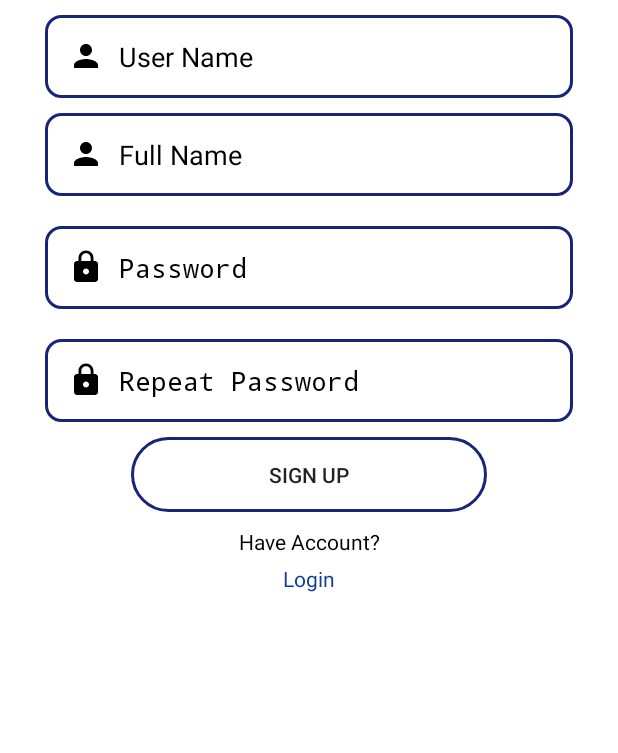
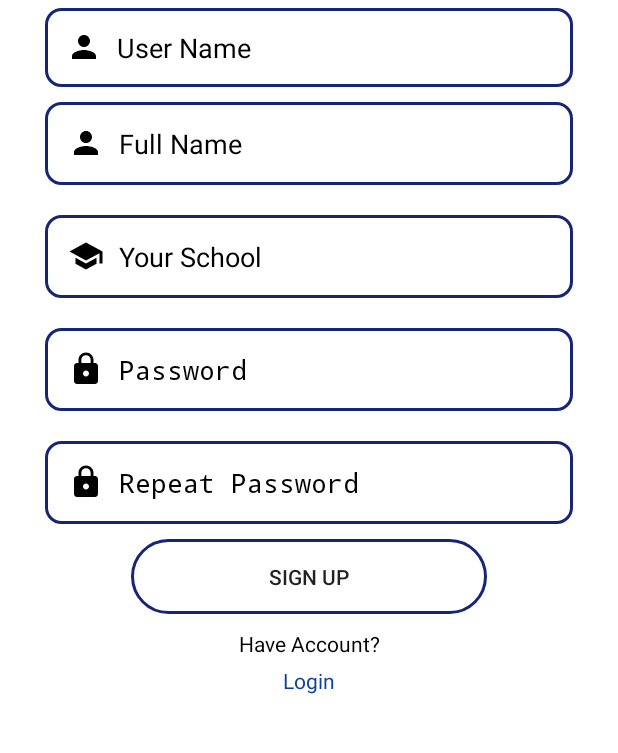
Before and after one commit to ifirmawan/android-studio-aplikasi-belajar-bahasa-inggris, an Android app: the RegisterActivity screen opened directly, with no data from a screen before it, after a tap on "SIGN UP", on a phone screen of 412 x 824 dp, the part 180-933 px from its top. Run offline under Robolectric (Android 15) with nearby library versions, the phone set to English and light mode, and no system bars; our stand-ins replace Volley; network calls fail.

Commit message:
update register

```diff
--- a/app/src/main/java/com/example/derysudrajat/appsbbi/Quiz/HasilQuiz.java
+++ b/app/src/main/java/com/example/derysudrajat/appsbbi/Quiz/HasilQuiz.java
@@ -34,7 +34,7 @@ public class HasilQuiz extends AppCompatActivity {
     private TextView tvHighscore, tvPenjelasan, tvHome,tvIncorrect,tvCorrect;
 
     private int highscore;
-    private final  String URL_SEND_HIGHSCORE = "http://192.168.43.80/bbi/send_highscore.php";
+    private final  String URL_SEND_HIGHSCORE = "http://bbi.rendyandriyanto.com/send_highscore.php";
     ProgressDialog progressDialog ;
 
     @Override
--- a/app/src/main/java/com/example/derysudrajat/appsbbi/Quiz/Model/User.java
+++ b/app/src/main/java/com/example/derysudrajat/appsbbi/Quiz/Model/User.java
@@ -1,15 +1,16 @@
 package com.example.derysudrajat.appsbbi.Quiz.Model;
 
 public class User {
-    private String username, password, nama,user_id;
+    private String username, password, nama,user_id, asal_sekolah;
 
     public User() {
         }
 
-    public User(String username, String password, String nama) {
+    public User(String username, String password, String nama, String asal_sekolah) {
         this.username = username;
         this.password = password;
         this.nama = nama;
+        this.asal_sekolah = asal_sekolah;
     }
     public User(String username, String password) {
         this.username = username;
@@ -47,4 +48,12 @@ public class User {
     public void setUserID(String user_id) {
         this.user_id = user_id;
     }
+
+    public String getAsal_sekolah() {
+        return asal_sekolah;
+    }
+
+    public void setAsal_sekolah(String asal_sekolah) {
+        this.asal_sekolah = asal_sekolah;
+    }
 }
--- a/app/src/main/java/com/example/derysudrajat/appsbbi/Quiz/Network/Auth.java
+++ b/app/src/main/java/com/example/derysudrajat/appsbbi/Quiz/Network/Auth.java
@@ -21,7 +21,7 @@ public class Auth {
 
     private User user;
     private Status statusListener;
-    private final String BASE_URL = "http://192.168.43.80/bbi";
+    private final String BASE_URL =  "http://bbi.rendyandriyanto.com";
     private final String URL_LOGIN = BASE_URL+"/login.php";
     private final  String URL_REGISTER = BASE_URL+"/register.php";
 
@@ -73,7 +73,7 @@ public class Auth {
         StringRequest s = new StringRequest(Request.Method.POST, URL_REGISTER, new Response.Listener<String>() {
             @Override
             public void onResponse(String response) {
-                Log.d("COBALOGIN onResponse",response);
+                Log.d("COBADAFTAR onResponse",response);
                 User u = new ResponseParser(response).getParsedResponse();
                 if (u!=null){
                     statusListener.onLoginDone(u);}
@@ -81,7 +81,7 @@ public class Auth {
         }, new Response.ErrorListener() {
             @Override
             public void onErrorResponse(VolleyError error) {
-                Log.e("COBALOGIN onError",error.getMessage());
+                Log.e("COBADAFTAR onError",error.getMessage());
                 errorMessage = error.getMessage();
 
 
@@ -94,12 +94,14 @@ public class Auth {
                 params.put("username", user.getUsername());
                 params.put("password",user.getPassword());
                 params.put("nama",user.getNama());
+                params.put("asal_sekolah", user.getAsal_sekolah());
                 return params;
             }
         };
         MySingleton.getInstance(context).addToRequestQueue(s);
 
     }
+
     class ResponseParser{
         private String response;
         public ResponseParser(String re){
@@ -112,6 +114,7 @@ public class Auth {
                 user.setNama(jsonObject.getString("nama"));
                 user.setUsername(jsonObject.getString("username"));
                 user.setUserID(jsonObject.getString("id"));
+                user.setAsal_sekolah(jsonObject.getString("asal_sekolah"));
                 return  user;
             }catch(JSONException jso){
                 Toast.makeText(context,"Username or Password is Incorrect",Toast.LENGTH_SHORT).show();
--- a/app/src/main/java/com/example/derysudrajat/appsbbi/RegisterActivity.java
+++ b/app/src/main/java/com/example/derysudrajat/appsbbi/RegisterActivity.java
@@ -3,9 +3,13 @@ package com.example.derysudrajat.appsbbi;
 import android.app.Activity;
 import android.content.Intent;
 import android.os.Bundle;
+import android.text.method.HideReturnsTransformationMethod;
+import android.text.method.PasswordTransformationMethod;
 import android.view.View;
 import android.widget.Button;
+import android.widget.CompoundButton;
 import android.widget.EditText;
+import android.widget.ImageButton;
 import android.widget.Toast;
 
 import com.example.derysudrajat.appsbbi.Quiz.Model.User;
@@ -14,7 +18,8 @@ import com.example.derysudrajat.appsbbi.Quiz.Network.Status;
 
 public class RegisterActivity extends Activity {
     Button btnSignup;
-    EditText etUname,etfullName, etPassword, etPasswordUlang ;
+    EditText etUname,etfullName, etPassword, etPasswordUlang, etAsalSekolah ;
+    ImageButton cbShow;
 
     @Override
     protected void onCreate(Bundle savedInstanceState) {
@@ -22,17 +27,19 @@ public class RegisterActivity extends Activity {
         setContentView(R.layout.activity_register);
         etUname = findViewById(R.id.etUname);
         etfullName = findViewById(R.id.etfullName);
+        etAsalSekolah = findViewById(R.id.etAsalSekolah);
         etPassword = findViewById(R.id.etPassword);
         etPasswordUlang = findViewById(R.id.etPasswordUlang);
         btnSignup =  findViewById(R.id.btnSignup);
 
+
         btnSignup.setOnClickListener(new View.OnClickListener() {
             public void onClick(View v) {
                 if(etPassword.getText().toString().equals(etPasswordUlang.getText().toString())){
-                    Auth a = new Auth(getApplicationContext(), new User(etUname.getText().toString(), etPassword.getText().toString(),etfullName.getText().toString()), new Status() {
+                    Auth a = new Auth(getApplicationContext(), new User(etUname.getText().toString(), etPassword.getText().toString(),etfullName.getText().toString(), etAsalSekolah.getText().toString()), new Status() {
                         @Override
                         public void onLoginDone(User user) {
-                            Toast.makeText(getBaseContext(),  user.getNama() + " berhasil terdaftar.", Toast.LENGTH_LONG).show();
+                            Toast.makeText(getBaseContext(),  user.getNama() + " successfully registered.", Toast.LENGTH_LONG).show();
                             startActivity(new Intent(getBaseContext(),LoginActivity.class));
                             finish();
                         }
--- a/app/src/main/res/layout/activity_register.xml
+++ b/app/src/main/res/layout/activity_register.xml
@@ -17,7 +17,7 @@
             android:layout_width="match_parent"
             android:layout_height="100dp"
             android:layout_centerHorizontal="true"
-            android:layout_marginBottom="10dp"
+            android:layout_marginBottom="5dp"
             android:src="@drawable/logobbi" />
 
         <EditText
@@ -28,7 +28,7 @@
             android:layout_height="wrap_content"
             android:layout_marginRight="10dp"
             android:layout_marginLeft="10dp"
-            android:padding="15dp"
+            android:padding="14dp"
             android:background="@drawable/shapeemail"
             android:drawableLeft="@drawable/ic_person_black_24dp"
             android:drawablePadding="10dp"
@@ -53,11 +53,27 @@
             android:textColor="@color/hitam"
             android:textColorHint="@color/hitam"
             android:textColorHighlight="@color/hitam"/>
-
+        <EditText
+            android:singleLine="true"
+            android:id="@+id/etAsalSekolah"
+            android:layout_below="@+id/etfullName"
+            android:layout_width="match_parent"
+            android:layout_height="wrap_content"
+            android:layout_marginRight="10dp"
+            android:layout_marginLeft="10dp"
+            android:layout_marginTop="30px"
+            android:padding="15dp"
+            android:background="@drawable/shapeemail"
+            android:drawableLeft="@drawable/ic_school_black_24dp"
+            android:drawablePadding="10dp"
+            android:hint="Your School"
+            android:textColor="@color/hitam"
+            android:textColorHint="@color/hitam"
+            android:textColorHighlight="@color/hitam"/>
         <EditText
             android:singleLine="true"
             android:id="@+id/etPassword"
-            android:layout_below="@+id/etfullName"
+            android:layout_below="@+id/etAsalSekolah"
             android:layout_width="match_parent"
             android:layout_height="wrap_content"
             android:layout_marginRight="10dp"
```
Also changed, not shown: app/src/main/java/com/example/derysudrajat/appsbbi/MainActivity.java (+3 -15 lines), app/src/main/res/drawable/ic_remove_red_eye_black_24dp.xml (added, +9 -0 lines).
